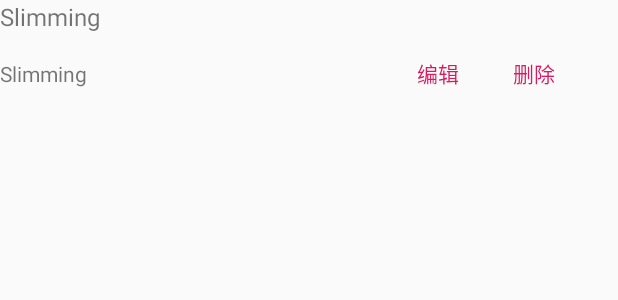
After one commit to Vermouth0/Final_project, an Android app: the layout edit_items.xml on its own in the app's theme, with its tools: preview values and no code run, on a phone screen of 412 x 824 dp. The commit adds this screen. Shown: the top 300 px of the screen. Run offline under Robolectric (Android 15) with nearby library versions, the phone set to English and light mode, and no system bars.

Commit message:
完成计划编辑页面的适配器（PlanEditAdapter）及列表的内容的显示。

```diff
--- a/app/src/main/java/com/swufe/wy/slimming/PlanItem.java
+++ b/app/src/main/java/com/swufe/wy/slimming/PlanItem.java
@@ -14,11 +14,11 @@ public class PlanItem {
         finishTimes = 0;
     }
 
-    public PlanItem(String planTitle, String planContent, int times) {
+    public PlanItem(String planTitle, String planContent, int finishTimes) {
         super();
         this.planTitle = planTitle;
         this.planContent = planContent;
-        this.finishTimes = times;
+        this.finishTimes = finishTimes;
     }
 
     public int getId() {
--- /dev/null
+++ b/app/src/main/res/layout/edit_items.xml
@@ -0,0 +1,43 @@
+<?xml version="1.0" encoding="utf-8"?>
+<LinearLayout xmlns:android="http://schemas.android.com/apk/res/android"
+    android:layout_width="match_parent"
+    android:layout_height="match_parent"
+    android:orientation="vertical">
+
+        <TextView
+            android:id="@+id/plan_title"
+            android:layout_width="wrap_content"
+            android:layout_height="wrap_content"
+            android:text="@string/app_name"
+            android:textSize="16sp" />
+
+        <LinearLayout
+            android:layout_width="match_parent"
+            android:layout_height="wrap_content"
+            android:orientation="horizontal">
+
+            <TextView
+                android:id="@+id/plan_content"
+                android:layout_width="260dp"
+                android:layout_height="wrap_content"
+                android:text="@string/app_name"
+                android:textSize="14sp" />
+
+            <Button
+                android:id="@+id/btn_edit_edit"
+                style="?android:attr/buttonBarButtonStyle"
+                android:layout_width="wrap_content"
+                android:layout_height="wrap_content"
+                android:text="@string/btn_edit_edit"
+                android:textSize="14sp" />
+
+            <Button
+                android:id="@+id/btn_edit_delete"
+                style="?android:attr/buttonBarButtonStyle"
+                android:layout_width="wrap_content"
+                android:layout_height="wrap_content"
+                android:text="@string/btn_edit_delete"
+                android:textSize="14sp" />
+        </LinearLayout>
+
+</LinearLayout>
```
Also changed, not shown: app/src/main/AndroidManifest.xml (+5 -4 lines), app/src/main/java/com/swufe/wy/slimming/PlanEditActivity.java (added, +66 -0 lines), app/src/main/java/com/swufe/wy/slimming/PlanEditAdapter.java (added, +60 -0 lines), app/src/main/java/com/swufe/wy/slimming/PlanEditFragment.java (+24 -4 lines), app/src/main/res/layout/fragment_plan_edit.xml (+4 -35 lines).
